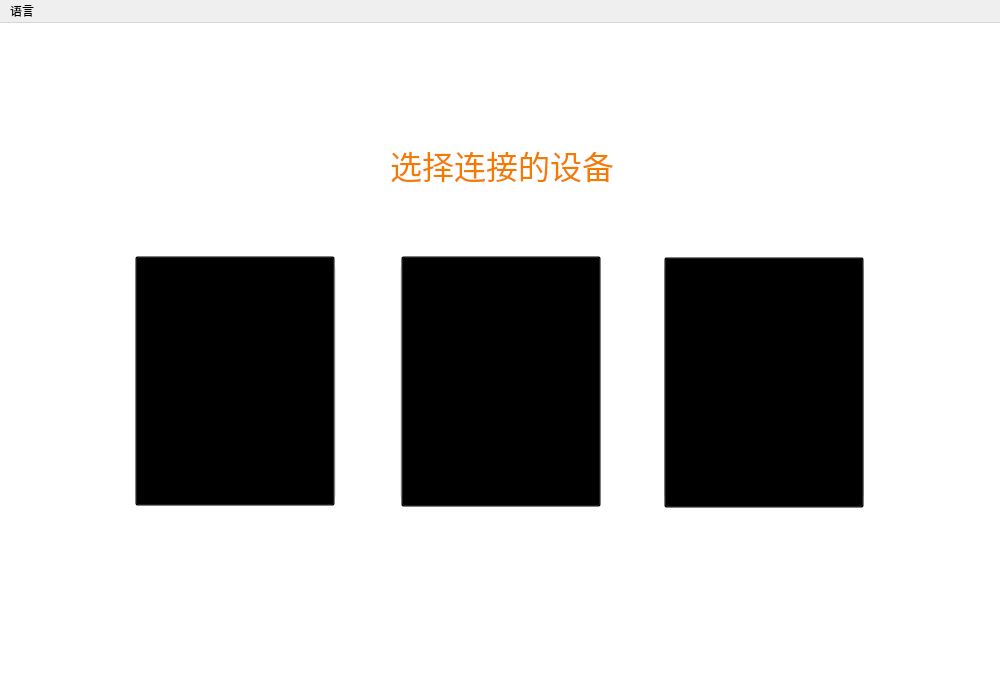
First picture: the form in ui/main_meun.ui, repository xxxy-bit/SRNE_UP, before the edit.
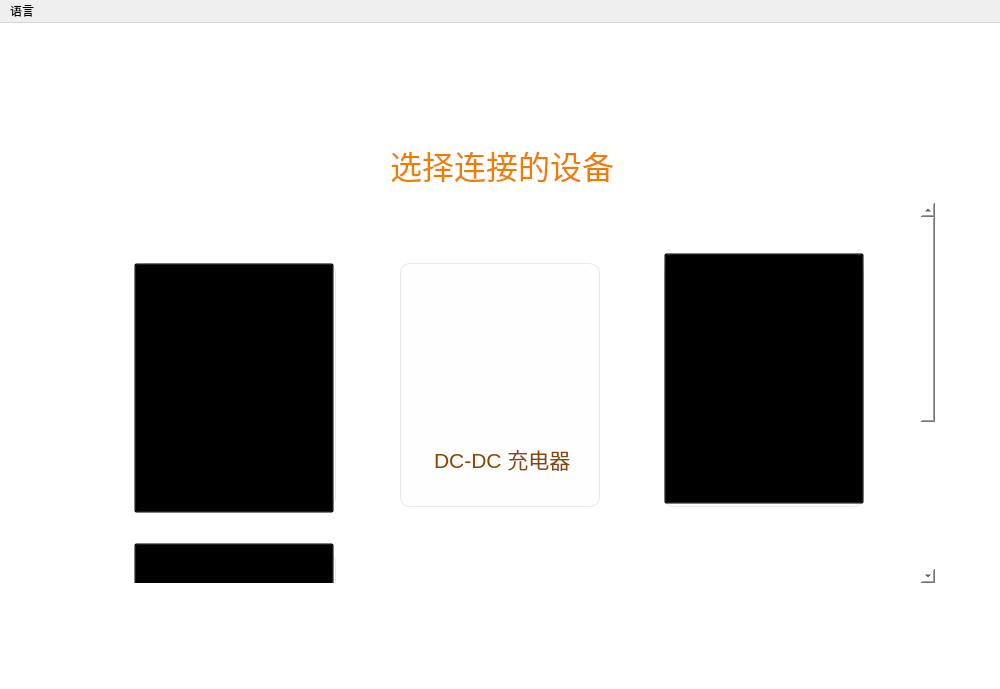
Second picture: the form after the edit. Icons and pictures are not drawn.

What changed in the file:
```diff
--- a/ui/main_meun.ui
+++ b/ui/main_meun.ui
@@ -30,72 +30,6 @@
    </size>
   </property>
   <widget class="QWidget" name="centralwidget">
-   <widget class="QPushButton" name="InverterButton">
-    <property name="geometry">
-     <rect>
-      <x>664</x>
-      <y>234</y>
-      <width>200</width>
-      <height>251</height>
-     </rect>
-    </property>
-    <property name="minimumSize">
-     <size>
-      <width>0</width>
-      <height>50</height>
-     </size>
-    </property>
-    <property name="styleSheet">
-     <string notr="true">background: transparent;</string>
-    </property>
-    <property name="text">
-     <string/>
-    </property>
-   </widget>
-   <widget class="QPushButton" name="acchargeButton">
-    <property name="geometry">
-     <rect>
-      <x>135</x>
-      <y>233</y>
-      <width>200</width>
-      <height>250</height>
-     </rect>
-    </property>
-    <property name="minimumSize">
-     <size>
-      <width>0</width>
-      <height>50</height>
-     </size>
-    </property>
-    <property name="styleSheet">
-     <string notr="true">background: transparent;</string>
-    </property>
-    <property name="text">
-     <string/>
-    </property>
-   </widget>
-   <widget class="QPushButton" name="bmsButton">
-    <property name="geometry">
-     <rect>
-      <x>401</x>
-      <y>233</y>
-      <width>200</width>
-      <height>251</height>
-     </rect>
-    </property>
-    <property name="minimumSize">
-     <size>
-      <width>0</width>
-      <height>50</height>
-     </size>
-    </property>
-    <property name="styleSheet">
-     <string notr="true">background: transparent;</string>
-    </property>
-    <property name="text">
-     <string/>
-    </property>
-   </widget>
    <widget class="QListView" name="listView">
     <property name="geometry">
      <rect>
@@ -156,11 +90,44 @@
      <string>选择连接的设备</string>
     </property>
    </widget>
+   <widget class="QScrollArea" name="scrollArea">
+    <property name="geometry">
+     <rect>
+      <x>64</x>
+      <y>180</y>
+      <width>871</width>
+      <height>380</height>
+     </rect>
+    </property>
+    <property name="styleSheet">
+     <string notr="true">background: transparent;</string>
+    </property>
+    <property name="frameShape">
+     <enum>QFrame::NoFrame</enum>
+    </property>
+    <property name="widgetResizable">
+     <bool>true</bool>
+    </property>
+    <widget class="QWidget" name="scrollAreaWidgetContents">
+     <property name="geometry">
+      <rect>
+       <x>0</x>
+       <y>0</y>
+       <width>854</width>
+       <height>650</height>
+      </rect>
+     </property>
+     <property name="minimumSize">
+      <size>
+       <width>0</width>
+       <height>650</height>
+      </size>
+     </property>
    <widget class="QListView" name="ac_bg">
     <property name="geometry">
      <rect>
-      <x>136</x>
-      <y>237</y>
+        <x>72</x>
+        <y>60</y>
       <width>200</width>
       <height>244</height>
      </rect>
@@ -180,69 +147,11 @@
      <enum>QListView::ListMode</enum>
     </property>
    </widget>
-   <widget class="QListView" name="bms_bg">
-    <property name="geometry">
-     <rect>
-      <x>400</x>
-      <y>237</y>
-      <width>200</width>
-      <height>244</height>
-     </rect>
-    </property>
-    <property name="styleSheet">
-     <string notr="true">background-color: #FEFEFE;
-border: 1px solid #E8E8E8;
-border-top-left-radius:10px;
-border-top-right-radius:10px;
-border-bottom-left-radius:10px;
-border-bottom-right-radius:10px;</string>
-    </property>
-    <property name="frameShape">
-     <enum>QFrame::NoFrame</enum>
-    </property>
-   </widget>
-   <widget class="QListView" name="inverter_bg">
-    <property name="geometry">
-     <rect>
-      <x>664</x>
-      <y>237</y>
-      <width>200</width>
-      <height>244</height>
-     </rect>
-    </property>
-    <property name="styleSheet">
-     <string notr="true">background-color: #FEFEFE;
-border: 1px solid #E8E8E8;
-border-top-left-radius:10px;
-border-top-right-radius:10px;
-border-bottom-left-radius:10px;
-border-bottom-right-radius:10px;</string>
-    </property>
-    <property name="frameShape">
-     <enum>QFrame::NoFrame</enum>
-    </property>
-   </widget>
-   <widget class="QListView" name="listView_6">
-    <property name="geometry">
-     <rect>
-      <x>208</x>
-      <y>277</y>
-      <width>55</width>
-      <height>113</height>
-     </rect>
-    </property>
-    <property name="styleSheet">
-     <string notr="true">background-image:url(:/AC充电器.png)</string>
-    </property>
-    <property name="frameShape">
-     <enum>QFrame::NoFrame</enum>
-    </property>
-   </widget>
    <widget class="QLabel" name="ac_text">
     <property name="geometry">
      <rect>
-      <x>170</x>
-      <y>415</y>
+        <x>108</x>
+        <y>240</y>
       <width>141</width>
       <height>31</height>
      </rect>
@@ -257,17 +166,38 @@
      <string>AC-DC 充电器</string>
     </property>
    </widget>
-   <widget class="QListView" name="listView_7">
+     <widget class="QListView" name="listView_6">
     <property name="geometry">
      <rect>
-      <x>465</x>
-      <y>277</y>
-      <width>70</width>
+        <x>144</x>
+        <y>100</y>
+        <width>55</width>
       <height>113</height>
      </rect>
     </property>
     <property name="styleSheet">
-     <string notr="true">background-image:url(:/bms(暂用).png)</string>
+       <string notr="true">background-image:url(:/AC充电器.png)</string>
+      </property>
+      <property name="frameShape">
+       <enum>QFrame::NoFrame</enum>
+      </property>
+     </widget>
+     <widget class="QListView" name="bms_bg">
+      <property name="geometry">
+       <rect>
+        <x>72</x>
+        <y>350</y>
+        <width>200</width>
+        <height>244</height>
+       </rect>
+      </property>
+      <property name="styleSheet">
+       <string notr="true">background-color: #FEFEFE;
+border: 1px solid #E8E8E8;
+border-top-left-radius:10px;
+border-top-right-radius:10px;
+border-bottom-left-radius:10px;
+border-bottom-right-radius:10px;</string>
     </property>
     <property name="frameShape">
      <enum>QFrame::NoFrame</enum>
@@ -276,8 +206,8 @@
    <widget class="QLabel" name="bms_text">
     <property name="geometry">
      <rect>
-      <x>476</x>
-      <y>419</y>
+        <x>147</x>
+        <y>530</y>
       <width>51</width>
       <height>21</height>
      </rect>
@@ -292,11 +222,67 @@
      <string>BMS</string>
     </property>
    </widget>
+     <widget class="QListView" name="listView_7">
+      <property name="geometry">
+       <rect>
+        <x>135</x>
+        <y>390</y>
+        <width>70</width>
+        <height>113</height>
+       </rect>
+      </property>
+      <property name="styleSheet">
+       <string notr="true">background-image:url(:/bms(暂用).png)</string>
+      </property>
+      <property name="frameShape">
+       <enum>QFrame::NoFrame</enum>
+      </property>
+     </widget>
+     <widget class="QListView" name="inverter_bg">
+      <property name="geometry">
+       <rect>
+        <x>600</x>
+        <y>60</y>
+        <width>200</width>
+        <height>244</height>
+       </rect>
+      </property>
+      <property name="styleSheet">
+       <string notr="true">background-color: #FEFEFE;
+border: 1px solid #E8E8E8;
+border-top-left-radius:10px;
+border-top-right-radius:10px;
+border-bottom-left-radius:10px;
+border-bottom-right-radius:10px;</string>
+      </property>
+      <property name="frameShape">
+       <enum>QFrame::NoFrame</enum>
+      </property>
+     </widget>
+     <widget class="QLabel" name="inverter_text">
+      <property name="geometry">
+       <rect>
+        <x>629</x>
+        <y>244</y>
+        <width>151</width>
+        <height>21</height>
+       </rect>
+      </property>
+      <property name="styleSheet">
+       <string notr="true">color:#8A4600;
+font-size:16pt;
+text-align: center;
+font-family: &quot;微软雅黑&quot;;</string>
+      </property>
+      <property name="text">
+       <string>工频离网逆变器</string>
+      </property>
+     </widget>
    <widget class="QListView" name="listView_8">
     <property name="geometry">
      <rect>
-      <x>700</x>
-      <y>282</y>
+        <x>636</x>
+        <y>110</y>
       <width>124</width>
       <height>102</height>
      </rect>
@@ -308,13 +294,37 @@
      <enum>QFrame::NoFrame</enum>
     </property>
    </widget>
-   <widget class="QLabel" name="inverter_text">
+     <widget class="QListView" name="ac_bg_2">
     <property name="geometry">
      <rect>
-      <x>694</x>
-      <y>419</y>
-      <width>151</width>
-      <height>21</height>
+        <x>336</x>
+        <y>60</y>
+        <width>200</width>
+        <height>244</height>
+       </rect>
+      </property>
+      <property name="styleSheet">
+       <string notr="true">background-color:#FEFEFE;
+border: 1px solid #E8E8E8;
+border-top-left-radius:10px;
+border-top-right-radius:10px;
+border-bottom-left-radius:10px;
+border-bottom-right-radius:10px;</string>
+      </property>
+      <property name="frameShape">
+       <enum>QFrame::NoFrame</enum>
+      </property>
+      <property name="viewMode">
+       <enum>QListView::ListMode</enum>
+      </property>
+     </widget>
+     <widget class="QLabel" name="ac_text_2">
+      <property name="geometry">
+       <rect>
+        <x>370</x>
+        <y>240</y>
+        <width>141</width>
+        <height>31</height>
      </rect>
     </property>
     <property name="styleSheet">
@@ -324,12 +334,91 @@
 font-family: &quot;微软雅黑&quot;;</string>
     </property>
     <property name="text">
-     <string>工频离网逆变器</string>
-    </property>
-   </widget>
-   <zorder>listView</zorder>
-   <zorder>listView_2</zorder>
-   <zorder>label</zorder>
+       <string>DC-DC 充电器</string>
+      </property>
+     </widget>
+     <widget class="QListView" name="listView_9">
+      <property name="geometry">
+       <rect>
+        <x>410</x>
+        <y>100</y>
+        <width>55</width>
+        <height>113</height>
+       </rect>
+      </property>
+      <property name="styleSheet">
+       <string notr="true">background-image:url(:/AC充电器.png)</string>
+      </property>
+      <property name="frameShape">
+       <enum>QFrame::NoFrame</enum>
+      </property>
+     </widget>
+     <widget class="QPushButton" name="acchargeButton">
+      <property name="geometry">
+       <rect>
+        <x>70</x>
+        <y>60</y>
+        <width>200</width>
+        <height>250</height>
+       </rect>
+      </property>
+      <property name="minimumSize">
+       <size>
+        <width>0</width>
+        <height>50</height>
+       </size>
+      </property>
+      <property name="styleSheet">
+       <string notr="true">background: transparent;</string>
+      </property>
+      <property name="text">
+       <string/>
+      </property>
+     </widget>
+     <widget class="QPushButton" name="bmsButton">
+      <property name="geometry">
+       <rect>
+        <x>70</x>
+        <y>340</y>
+        <width>200</width>
+        <height>251</height>
+       </rect>
+      </property>
+      <property name="minimumSize">
+       <size>
+        <width>0</width>
+        <height>50</height>
+       </size>
+      </property>
+      <property name="styleSheet">
+       <string notr="true">background: transparent;</string>
+      </property>
+      <property name="text">
+       <string/>
+      </property>
+     </widget>
+     <widget class="QPushButton" name="InverterButton">
+      <property name="geometry">
+       <rect>
+        <x>600</x>
+        <y>50</y>
+        <width>200</width>
+        <height>251</height>
+       </rect>
+      </property>
+      <property name="minimumSize">
+       <size>
+        <width>0</width>
+        <height>50</height>
+       </size>
+      </property>
+      <property name="styleSheet">
+       <string notr="true">background: transparent;</string>
+      </property>
+      <property name="text">
+       <string/>
+      </property>
+     </widget>
    <zorder>ac_bg</zorder>
    <zorder>bms_bg</zorder>
    <zorder>inverter_bg</zorder>
@@ -342,6 +431,9 @@
    <zorder>acchargeButton</zorder>
    <zorder>bmsButton</zorder>
    <zorder>InverterButton</zorder>
+     <zorder>bmsButton</zorder>
+    </widget>
+   </widget>
   </widget>
   <widget class="QMenuBar" name="menubar">
    <property name="geometry">
```
Left out of the diff: 14 changed lines with no effect on the pictures. Lines whose indentation alone changed are shown as unchanged.
